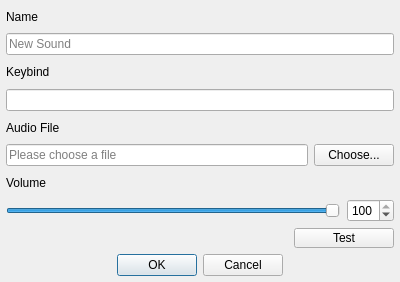
The window that src/Dialog/dialogsound.ui (defaultsamson/Soundboard) describes before a commit, drawn with Qt 5.
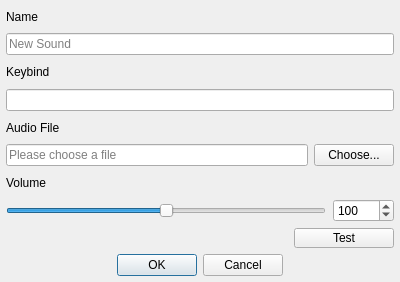
The same window after the commit. Custom widgets are drawn as their Qt base class.

Commit message: Users can manually type volumes to go past 200%

The edit to the form file:
```diff
--- a/src/Dialog/dialogsound.ui
+++ b/src/Dialog/dialogsound.ui
@@ -139,7 +139,7 @@
       <item>
        <widget class="QSlider" name="sliderVolume">
         <property name="maximum">
-         <number>100</number>
+         <number>200</number>
         </property>
         <property name="value">
          <number>100</number>
@@ -171,7 +171,7 @@
       <item>
        <widget class="QSpinBox" name="spinBoxVolume">
         <property name="maximum">
-         <number>100</number>
+         <number>10000</number>
         </property>
         <property name="value">
          <number>100</number>
```
The commit also changes 1 other file.
